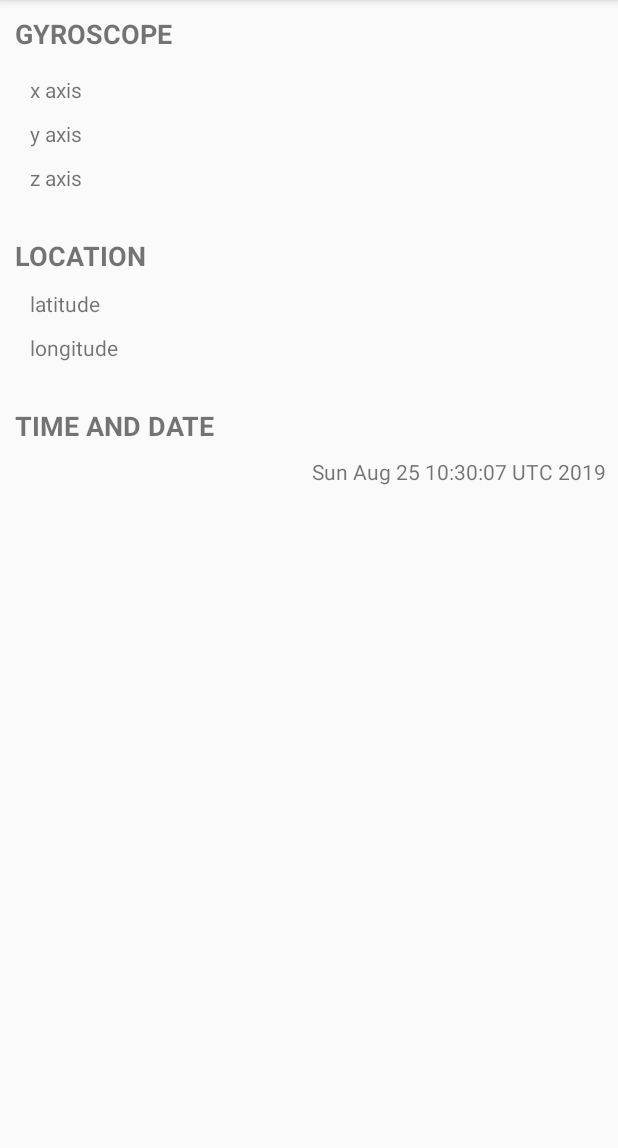
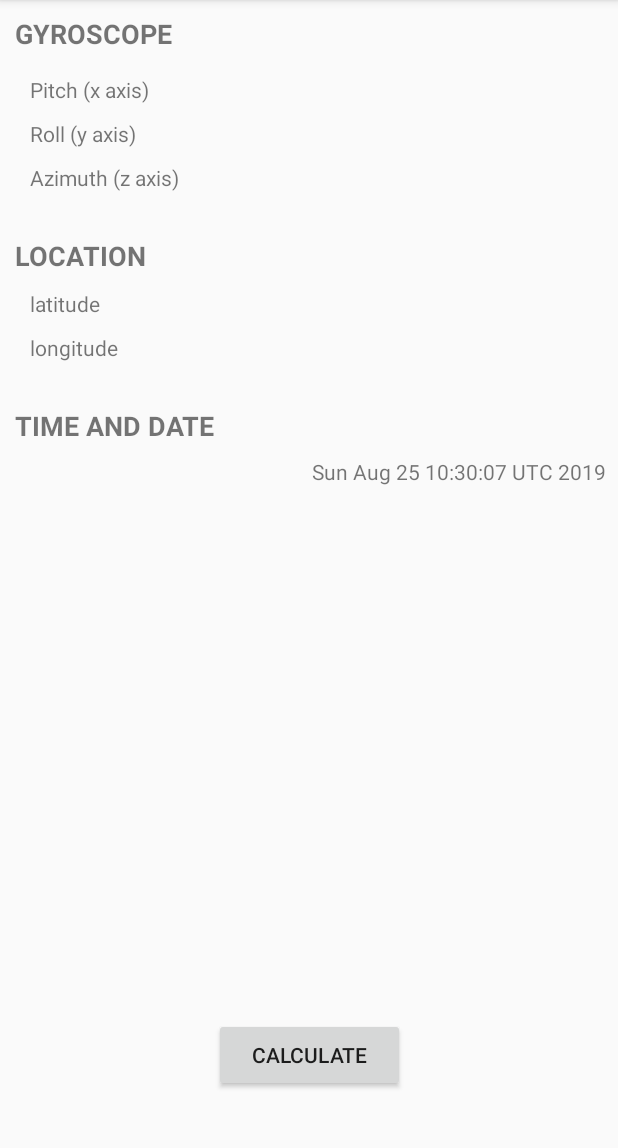
Before and after one commit to bartek0633/inzynierka, an Android app: the DataActivition screen opened directly, with no data from a screen before it, on a phone screen of 412 x 824 dp, the part 84-1232 px from its top. Run offline under Robolectric (Android 15) with nearby library versions, the phone set to English and light mode, and no system bars; 5 statements that could not run were skipped.

Commit message:
Class to calculate precise stellar motions

```diff
--- a/app/src/main/java/com/example/inzynierka/DataActivition.java
+++ b/app/src/main/java/com/example/inzynierka/DataActivition.java
@@ -3,13 +3,22 @@ package com.example.inzynierka;
 import android.annotation.SuppressLint;
 import android.content.Intent;
 import android.os.Bundle;
+import android.support.annotation.Nullable;
 import android.support.v7.app.AppCompatActivity;
+import android.view.View;
+import android.widget.Button;
 import android.widget.TextView;
 
 import java.util.Calendar;
 import java.util.Date;
 
 public class DataActivition extends AppCompatActivity {
+    float[] horizontalCoo = new float[3];
+    double[] locationCoo = new double[2];
+    float[] h_coo = new float[2];
+
+    public static final String EXTRA_MSG_OBS_DIRECTION = "com.example.inzynierka.MSG_OBS_DIRECTION";
+    public static final String EXTRA_MSG_OBS_LOCATION = "com.example.inzynierka.MSG_OBS_LOCATION";
 
     @SuppressLint("SetTextI18n")
     @Override
@@ -17,26 +26,44 @@ public class DataActivition extends AppCompatActivity {
         super.onCreate(savedInstanceState);
         setContentView(R.layout.data_activity);
         Intent intent = getIntent();
-        float [] data_orientation = intent.getFloatArrayExtra(StartActivity.EXTRA_MESSAGE_ORIENTATION);
-        double [] data_gps = intent.getDoubleArrayExtra(StartActivity.EXTRA_MESSAGE_LOCATION);
-
+        horizontalCoo = intent.getFloatArrayExtra(StartActivity.EXTRA_MESSAGE_ORIENTATION);
+        locationCoo = intent.getDoubleArrayExtra(StartActivity.EXTRA_MESSAGE_LOCATION);
 
         TextView textView1 = findViewById(R.id.dataTextView1);
-        textView1.setText(data_orientation[0]*90/Math.PI + " degrees");
+        textView1.setText(horizontalCoo[0]*180/Math.PI + " degrees");    // azimuth zeby zaokraglic .setText(String.format("%.2f ", data)
         TextView textView2 = findViewById(R.id.dataTextView2);
-        textView2.setText(data_orientation[1]*90/Math.PI + " degrees");
+        textView2.setText(horizontalCoo[1]*180/Math.PI + " degrees");    // pitch
         TextView textView3 = findViewById(R.id.dataTextView3);
-        textView3.setText(data_orientation[2]*90/Math.PI + " degrees");
+        textView3.setText(horizontalCoo[2]*90/Math.PI + " degrees");     // roll
+
+        // choose roll or pitch
 
         TextView textView4 = findViewById(R.id.dataTextView4);
-        textView4.setText(String.valueOf(data_gps[0]));
+        textView4.setText(String.valueOf(locationCoo[0]));              //latitude
         TextView textView5 = findViewById(R.id.dataTextView5);
-        textView5.setText(String.valueOf(data_gps[1]));
+        textView5.setText(String.valueOf(locationCoo[1]));              //longitude
 
         Date currentTime = Calendar.getInstance().getTime();
 
         TextView textView6 = findViewById(R.id.dataTextView6);
         textView6.setText(String.valueOf(currentTime));
 
+        Button calculateBtn = (Button) findViewById(R.id.calculateBtn);
+        calculateBtn.setOnClickListener(new View.OnClickListener() {
+            @Override
+            public void onClick(View v) {
+                Intent intent = new Intent();
+                startActivityForResult(intent, 1);
+            }
+        });
+    }
+
+    @Override
+    protected void onActivityResult(int requestCode, int resultCode, @Nullable Intent data) {
+        super.onActivityResult(requestCode, resultCode, data);
+        Intent intent = new Intent(this, CalculatePosition.class);
+        intent.putExtra(EXTRA_MSG_OBS_DIRECTION, h_coo);
+        intent.putExtra(EXTRA_MSG_OBS_LOCATION, locationCoo);
+        startActivity(intent);
     }
 }
--- a/app/src/main/res/layout/data_activity.xml
+++ b/app/src/main/res/layout/data_activity.xml
@@ -38,7 +38,7 @@
         android:layout_height="wrap_content"
         android:layout_marginStart="20dp"
         android:layout_marginTop="50dp"
-        android:text="x axis"
+        android:text="Pitch (x axis)"
         app:layout_constraintStart_toStartOf="parent"
         app:layout_constraintTop_toTopOf="parent" />
 
@@ -48,7 +48,7 @@
         android:layout_height="wrap_content"
         android:layout_marginStart="20dp"
         android:layout_marginTop="10dp"
-        android:text="y axis"
+        android:text="Roll (y axis)"
         app:layout_constraintStart_toStartOf="parent"
         app:layout_constraintTop_toBottomOf="@+id/xAxisTextView" />
 
@@ -58,7 +58,7 @@
         android:layout_height="wrap_content"
         android:layout_marginStart="20dp"
         android:layout_marginTop="10dp"
-        android:text="z axis"
+        android:text="Azimuth (z axis)"
         app:layout_constraintStart_toStartOf="parent"
         app:layout_constraintTop_toBottomOf="@+id/yAxisTextView" />
 
@@ -145,5 +145,15 @@
         app:layout_constraintEnd_toEndOf="parent"
         app:layout_constraintTop_toBottomOf="@+id/dataTextView5" />
 
+    <Button
+        android:id="@+id/calculateBtn"
+        android:layout_width="127dp"
+        android:layout_height="49dp"
+        android:layout_marginBottom="40dp"
+        android:text="Calculate"
+        app:layout_constraintBottom_toBottomOf="parent"
+        app:layout_constraintEnd_toEndOf="parent"
+        app:layout_constraintStart_toStartOf="parent" />
+
 
 </android.support.constraint.ConstraintLayout>
--- a/build.gradle
+++ b/build.gradle
@@ -7,7 +7,7 @@ buildscript {
 
     }
     dependencies {
-        classpath 'com.android.tools.build:gradle:3.4.1'
+        classpath 'com.android.tools.build:gradle:3.5.0'
 
         // NOTE: Do not place your application dependencies here; they belong
         // in the individual module build.gradle files
```
Also changed, not shown: app/src/main/java/com/example/inzynierka/CalculatePosition.java (added, +135 -0 lines), app/src/main/java/com/example/inzynierka/SensorActivity.java (deleted, +0 -27 lines), app/src/main/java/com/example/inzynierka/StartActivity.java (+2 -18 lines), app/src/main/res/layout/position_activity.xml (added, +18 -0 lines), gradle/wrapper/gradle-wrapper.properties.
